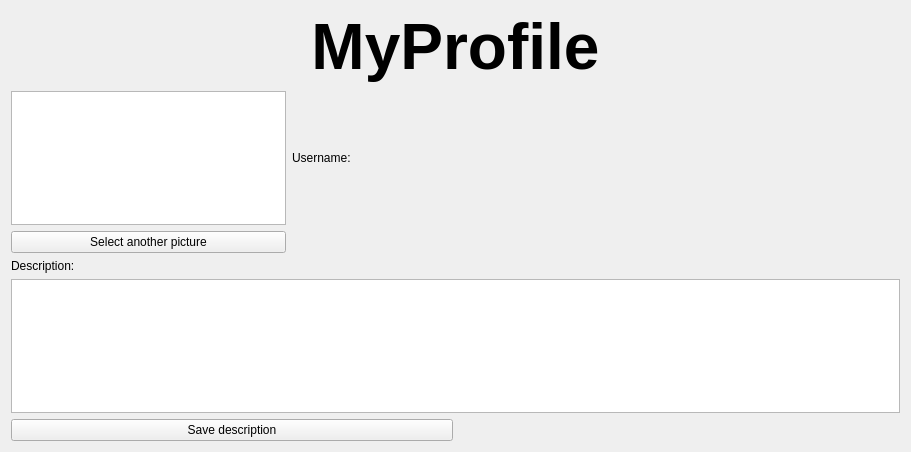
Qt form gui/profilegui.ui (Huy-Nguyen-HCI/RocketBook) before a commit.
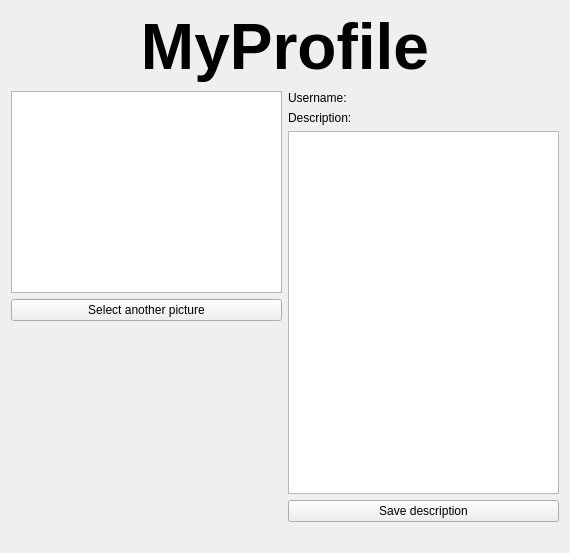
The same form after that commit. Icons and pictures are not drawn.

Commit message: Allow user to select image file in Profile

The edit to the form file:
```diff
--- a/gui/profilegui.ui
+++ b/gui/profilegui.ui
@@ -6,112 +6,95 @@
    <rect>
     <x>0</x>
     <y>0</y>
-    <width>911</width>
-    <height>452</height>
+    <width>570</width>
+    <height>553</height>
    </rect>
   </property>
   <property name="windowTitle">
    <string>Form</string>
   </property>
-  <layout class="QVBoxLayout" name="verticalLayout">
-   <item>
-    <widget class="QLabel" name="label">
-     <property name="font">
-      <font>
-       <pointsize>22</pointsize>
-      </font>
-     </property>
-     <property name="text">
-      <string>&lt;html&gt;&lt;head/&gt;&lt;body&gt;&lt;p align=&quot;center&quot;&gt;&lt;span style=&quot; font-size:48pt; font-weight:600;&quot;&gt;My&lt;/span&gt;&lt;span style=&quot; font-weight:600;&quot;/&gt;&lt;img src=&quot;:/smallrocket.png&quot;/&gt;&lt;span style=&quot; font-size:48pt; font-weight:600;&quot;&gt;Profile&lt;/span&gt;&lt;/p&gt;&lt;/body&gt;&lt;/html&gt;</string>
-     </property>
-     <property name="textFormat">
-      <enum>Qt::RichText</enum>
-     </property>
-    </widget>
-   </item>
-   <item>
+  <layout class="QGridLayout" name="gridLayout_2">
+   <item row="0" column="0">
     <layout class="QGridLayout" name="gridLayout">
-     <item row="0" column="0">
-      <widget class="QTextBrowser" name="profilePicture">
-       <property name="html">
-        <string>&lt;!DOCTYPE HTML PUBLIC &quot;-//W3C//DTD HTML 4.0//EN&quot; &quot;http://www.w3.org/TR/REC-html40/strict.dtd&quot;&gt;
-&lt;html&gt;&lt;head&gt;&lt;meta name=&quot;qrichtext&quot; content=&quot;1&quot; /&gt;&lt;style type=&quot;text/css&quot;&gt;
-p, li { white-space: pre-wrap; }
-&lt;/style&gt;&lt;/head&gt;&lt;body style=&quot; font-family:'.SF NS Text'; font-size:13pt; font-weight:400; font-style:normal;&quot;&gt;
-&lt;p align=&quot;center&quot; style=&quot; margin-top:0px; margin-bottom:0px; margin-left:0px; margin-right:0px; -qt-block-indent:0; text-indent:0px;&quot;&gt;&lt;img src=&quot;:/user.png&quot; /&gt;&lt;/p&gt;&lt;/body&gt;&lt;/html&gt;</string>
-       </property>
-      </widget>
-     </item>
-     <item row="0" column="2">
-      <spacer name="horizontalSpacer_2">
-       <property name="orientation">
-        <enum>Qt::Horizontal</enum>
-       </property>
-       <property name="sizeHint" stdset="0">
-        <size>
-         <width>40</width>
-         <height>20</height>
-        </size>
-       </property>
-      </spacer>
+     <item row="1" column="1">
+      <layout class="QVBoxLayout" name="verticalLayout_2">
+       <item>
+        <widget class="QLabel" name="username">
+         <property name="text">
+          <string>Username:</string>
+         </property>
+        </widget>
+       </item>
+       <item>
+        <widget class="QLabel" name="label_3">
+         <property name="text">
+          <string>Description:</string>
+         </property>
+        </widget>
+       </item>
+       <item>
+        <widget class="QTextEdit" name="descriptionBox"/>
+       </item>
+       <item>
+        <widget class="QPushButton" name="saveDescription">
+         <property name="text">
+          <string>Save description</string>
+         </property>
+        </widget>
+       </item>
+      </layout>
      </item>
      <item row="1" column="0">
-      <widget class="QPushButton" name="selectPicture">
-       <property name="text">
-        <string>Select another picture</string>
-       </property>
-      </widget>
-     </item>
-     <item row="0" column="1">
-      <widget class="QLabel" name="username">
-       <property name="text">
-        <string>Username:</string>
-       </property>
-      </widget>
-     </item>
-     <item row="0" column="3">
-      <spacer name="horizontalSpacer_3">
-       <property name="orientation">
-        <enum>Qt::Horizontal</enum>
-       </property>
-       <property name="sizeHint" stdset="0">
-        <size>
-         <width>40</width>
-         <height>20</height>
-        </size>
-       </property>
-      </spacer>
-     </item>
-    </layout>
-   </item>
-   <item>
-    <layout class="QGridLayout" name="gridLayout_2">
-     <item row="1" column="0" colspan="2">
-      <widget class="QTextEdit" name="descriptionBox"/>
+      <layout class="QVBoxLayout" name="verticalLayout">
+       <item>
+        <widget class="QGraphicsView" name="photo"/>
+       </item>
+       <item>
+        <widget class="QPushButton" name="selectPicture">
+         <property name="text">
+          <string>Select another picture</string>
+         </property>
+        </widget>
+       </item>
+       <item>
+        <spacer name="verticalSpacer">
+         <property name="orientation">
+          <enum>Qt::Vertical</enum>
+         </property>
+         <property name="sizeHint" stdset="0">
+          <size>
+           <width>20</width>
+           <height>40</height>
+          </size>
+         </property>
+        </spacer>
+       </item>
+      </layout>
      </item>
      <item row="0" column="0" colspan="2">
-      <widget class="QLabel" name="label_3">
-       <property name="text">
-        <string>Description:</string>
+      <widget class="QLabel" name="label">
+       <property name="font">
+        <font>
+         <pointsize>22</pointsize>
+        </font>
        </property>
-      </widget>
-     </item>
-     <item row="2" column="0">
-      <widget class="QPushButton" name="saveDescription">
        <property name="text">
-        <string>Save description</string>
+        <string>&lt;html&gt;&lt;head/&gt;&lt;body&gt;&lt;p align=&quot;center&quot;&gt;&lt;span style=&quot; font-size:48pt; font-weight:600;&quot;&gt;My&lt;/span&gt;&lt;span style=&quot; font-weight:600;&quot;/&gt;&lt;img src=&quot;:/smallrocket.png&quot;/&gt;&lt;span style=&quot; font-size:48pt; font-weight:600;&quot;&gt;Profile&lt;/span&gt;&lt;/p&gt;&lt;/body&gt;&lt;/html&gt;</string>
        </property>
-      </widget>
-     </item>
-     <item row="2" column="1">
-      <widget class="QLabel" name="message">
-       <property name="text">
-        <string/>
+       <property name="textFormat">
+        <enum>Qt::RichText</enum>
        </property>
       </widget>
      </item>
     </layout>
    </item>
+   <item row="1" column="0">
+    <widget class="QLabel" name="message">
+     <property name="text">
+      <string/>
+     </property>
+    </widget>
+   </item>
   </layout>
  </widget>
  <resources/>
```
The commit also changes 5 other files.
